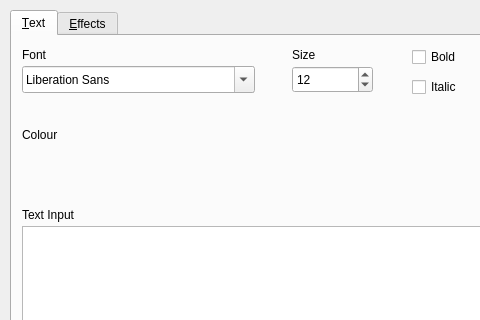
Before: the Qt Designer form src/textdialog.ui in PhotoFlare/photoflare, drawn with Qt 5; both pictures show x 0 to 480 and y 0 to 320 of the 769 by 526 pixel window.
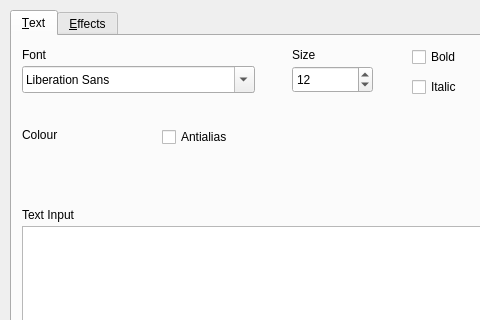
After: the same form once the commit is applied.

Patch:
```diff
--- a/src/textdialog.ui
+++ b/src/textdialog.ui
@@ -215,9 +215,9 @@
      <property name="geometry">
       <rect>
        <x>10</x>
-       <y>120</y>
-       <width>60</width>
-       <height>32</height>
+       <y>111</y>
+       <width>71</width>
+       <height>31</height>
       </rect>
      </property>
      <property name="autoFillBackground">
@@ -227,6 +227,19 @@
       <string/>
      </property>
     </widget>
+    <widget class="QCheckBox" name="checkBoxAntialias">
+     <property name="geometry">
+      <rect>
+       <x>150</x>
+       <y>90</y>
+       <width>96</width>
+       <height>22</height>
+      </rect>
+     </property>
+     <property name="text">
+      <string>Antialias</string>
+     </property>
+    </widget>
    </widget>
    <widget class="QWidget" name="tab_2">
     <attribute name="title">
```
